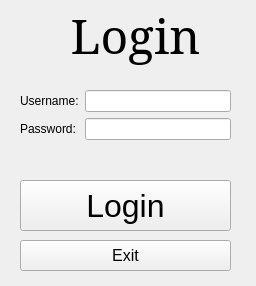
First picture: the form in form.ui, repository PaulSirk/dataBaseManager, before the edit.
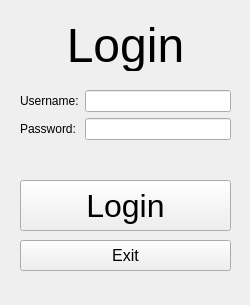
Second picture: the form after the edit.

```diff
--- a/form.ui
+++ b/form.ui
@@ -6,35 +6,13 @@
    <rect>
     <x>0</x>
     <y>0</y>
-    <width>256</width>
-    <height>286</height>
+    <width>250</width>
+    <height>305</height>
    </rect>
   </property>
   <property name="windowTitle">
    <string>Database Manager</string>
   </property>
-  <widget class="QLabel" name="lblLogin">
-   <property name="geometry">
-    <rect>
-     <x>0</x>
-     <y>0</y>
-     <width>271</width>
-     <height>71</height>
-    </rect>
-   </property>
-   <property name="font">
-    <font>
-     <family>Serif</family>
-     <pointsize>36</pointsize>
-    </font>
-   </property>
-   <property name="text">
-    <string>Login</string>
-   </property>
-   <property name="alignment">
-    <set>Qt::AlignCenter</set>
-   </property>
-  </widget>
   <widget class="QWidget" name="formLayoutWidget">
    <property name="geometry">
     <rect>
@@ -103,6 +81,27 @@
     <string>Exit</string>
    </property>
   </widget>
+  <widget class="QLabel" name="lblLogin">
+   <property name="geometry">
+    <rect>
+     <x>30</x>
+     <y>20</y>
+     <width>191</width>
+     <height>51</height>
+    </rect>
+   </property>
+   <property name="font">
+    <font>
+     <pointsize>36</pointsize>
+    </font>
+   </property>
+   <property name="text">
+    <string>Login</string>
+   </property>
+   <property name="alignment">
+    <set>Qt::AlignCenter</set>
+   </property>
+  </widget>
  </widget>
  <resources/>
  <connections>
```
